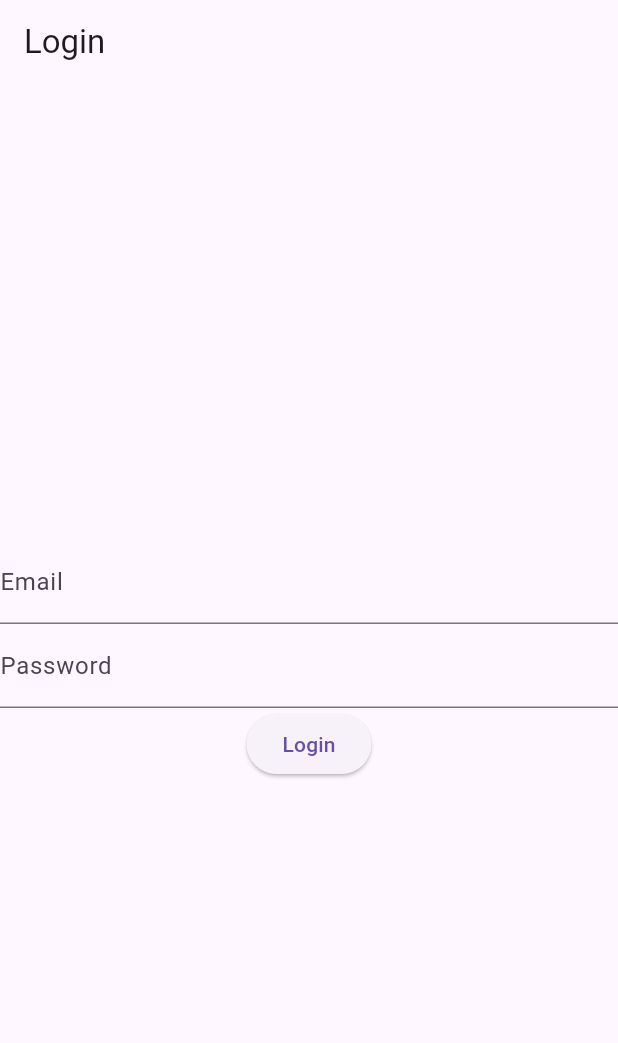
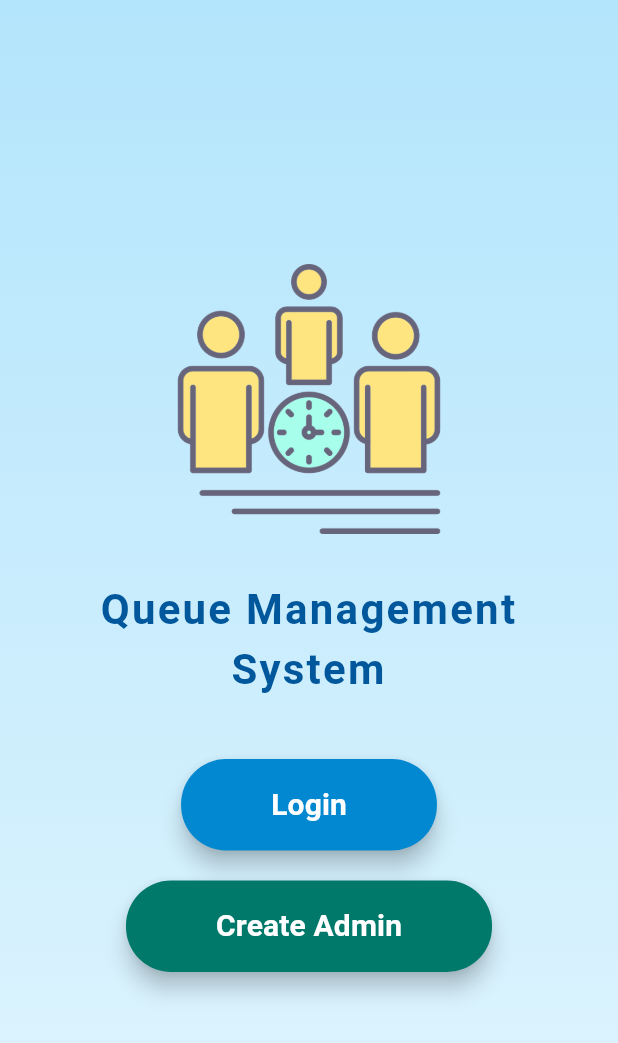
Before and after one commit to fatoom9/queue_management_system, a Flutter app: the screen it shows after launch, on a phone screen of 412 x 824 dp. Shown: the top 1043 px of the screen. Run offline on Flutter 3.47's test engine with Material 3 defaults, Android fonts, the phone set to English and light mode, and no system bars; our stand-ins replace go_router, hooks_riverpod, sqflite; accounts and stored records are empty.

Commit message:
AdminSetUp

```diff
--- a/lib/main.dart
+++ b/lib/main.dart
@@ -1,7 +1,6 @@
 import 'package:flutter/material.dart';
 import 'package:hooks_riverpod/hooks_riverpod.dart';
-
-import 'src/features/auth/presentation/login_screen.dart';
+import 'package:queue_management_system/src/router/router.dart'; // Import go_router.dart to access the router
 
 void main() {
   runApp(const ProviderScope(child: MyApp()));
@@ -12,8 +11,9 @@ class MyApp extends StatelessWidget {
 
   @override
   Widget build(BuildContext context) {
-    return MaterialApp(
-      home: LoginScreen(),
+    return MaterialApp.router( // Use MaterialApp.router instead of MaterialApp
+      routerConfig: router, // Pass the router configuration to the routerConfig property
+      debugShowCheckedModeBanner: false, // Optional, hides the debug banner
     );
   }
 }
--- a/lib/src/features/auth/data/auth_repository.dart
+++ b/lib/src/features/auth/data/auth_repository.dart
@@ -1,13 +1,69 @@
+import 'package:sqflite/sqflite.dart';
+import 'package:path/path.dart';
+import 'package:queue_management_system/src/features/auth/domain/models/admin.dart';
 
+class AuthRepository {
+  late Database _database;
 
-/*class AuthRepository {
-  Future <bool> login(String email, String password) async {
-    await Future.delayed(Duration(seconds: 2));
-    if (email == 'admin@test.com' && password == 'password') {
-      return true;
+  // Initialize the SQLite database
+  Future<void> init() async {
+    final dbPath = await getDatabasesPath();
+    _database = await openDatabase(
+      join(dbPath, 'queue_management.db'),
+      onCreate: (db, version) {
+        return db.execute(
+          '''CREATE TABLE admin(
+            id TEXT PRIMARY KEY,
+            email TEXT NOT NULL,
+            password TEXT NOT NULL
+          )''',
+        );
+      },
+      version: 1,
+    );
+    print("Database initialized.");
+  }
+
+  // add admin
+  Future<void> insertAdmin(Admin admin) async {
+    await _database.insert(
+      'admin',
+      admin.toMap(),
+      conflictAlgorithm: ConflictAlgorithm.replace,
+    );
+    print("Admin inserted: ${admin.email}");
+  }
+
+  // Get the list of admins from the database
+  Future<List<Admin>> getAdmins() async {
+    final List<Map<String, dynamic>> maps = await _database.query('admin');
+    print("Fetched admins: $maps");
+    return List.generate(maps.length, (i) {
+      return Admin(
+        id: maps[i]['id'],
+        email: maps[i]['email'],
+        password: maps[i]['password'],
+      );
+    });
+  }
+
+  // Validate admin credentials
+  Future<bool> validateCredentials(String email, String password) async {
+    final admins = await getAdmins();
+    for (var admin in admins) {
+      if (admin.email == email && admin.password == password) {
+        return true;
+      }
     }
     return false;
   }
-
+  // Delete admin by id
+  Future<void> deleteAdmin(String id) async {
+    await _database.delete(
+      'admin',
+      where: 'id = ?',
+      whereArgs: [id],
+    );
+    print("Admin deleted with id: $id");
+  }
 }
-*/
--- /dev/null
+++ b/lib/src/features/auth/presentation/Welcom_screen.dart
@@ -0,0 +1,98 @@
+import 'package:flutter/material.dart';
+import 'package:go_router/go_router.dart';
+
+class WelcomScreen extends StatelessWidget {
+  const WelcomScreen({super.key});
+
+  @override
+  Widget build(BuildContext context) {
+    return Scaffold(
+      body: Container(
+        decoration: const BoxDecoration(
+          gradient: LinearGradient(
+            colors: [Color(0xFFB3E5FC), Color(0xFFE1F5FE)], // Soft blue gradient
+            begin: Alignment.topCenter,
+            end: Alignment.bottomCenter,
+          ),
+        ),
+        child: Center(
+          child: Padding(
+            padding: const EdgeInsets.all(20.0),
+            child: Column(
+              mainAxisAlignment: MainAxisAlignment.center,
+              children: <Widget>[
+                // App Logo
+                Image.asset(
+                  'assets/logo/logo.png', // Updated logo path
+                  width: 180,
+                  height: 180,
+                ),
+                const SizedBox(height: 30),
+
+                // App Title with style
+                const Text(
+                  'Queue Management System',
+                  style: TextStyle(
+                    fontSize: 28,
+                    fontWeight: FontWeight.bold,
+                    color: Color(0xFF01579B), // Dark blue color
+                    letterSpacing: 1.5,
+                  ),
+                  textAlign: TextAlign.center,
+                ),
+                const SizedBox(height: 40),
+
+                // Login Button with soft color styling
+                ElevatedButton(
+                  onPressed: () {
+                    // Navigate to LoginScreen when the "Login" button is pressed
+                    context.go('/login');
+                  },
+                  style: ElevatedButton.styleFrom(
+                    foregroundColor: Colors.white, backgroundColor: Color(0xFF0288D1),
+                    padding: const EdgeInsets.symmetric(horizontal: 60, vertical: 16),
+                    shape: RoundedRectangleBorder(
+                      borderRadius: BorderRadius.circular(30),
+                    ),
+                    elevation: 6,
+                  ),
+                  child: const Text(
+                    'Login',
+                    style: TextStyle(
+                      fontSize: 20,
+                      fontWeight: FontWeight.bold,
+                    ),
+                  ),
+                ),
+                const SizedBox(height: 20),
+
+                // Create Admin Button with soft color styling
+                ElevatedButton(
+                  onPressed: () {
+                    // Navigate to AdminSetupScreen when the "Create Admin" button is pressed
+                    context.go('/admin-setup');
+                  },
+                  style: ElevatedButton.styleFrom(
+                    foregroundColor: Colors.white, backgroundColor: Color(0xFF00796B),
+                    padding: const EdgeInsets.symmetric(horizontal: 60, vertical: 16),
+                    shape: RoundedRectangleBorder(
+                      borderRadius: BorderRadius.circular(30),
+                    ),
+                    elevation: 6,
+                  ),
+                  child: const Text(
+                    'Create Admin',
+                    style: TextStyle(
+                      fontSize: 20,
+                      fontWeight: FontWeight.bold,
+                    ),
+                  ),
+                ),
+              ],
+            ),
+          ),
+        ),
+      ),
+    );
+  }
+}
--- a/lib/src/features/auth/presentation/login_screen.dart
+++ b/lib/src/features/auth/presentation/login_screen.dart
@@ -1,48 +1,14 @@
 import 'package:flutter/material.dart';
-import 'package:flutter_hooks/flutter_hooks.dart';
-import 'package:hooks_riverpod/hooks_riverpod.dart';
 
-class LoginScreen extends HookConsumerWidget {
+class LoginScreen extends StatelessWidget {
   const LoginScreen({super.key});
 
   @override
-  Widget build(BuildContext context, WidgetRef ref) {
-    // Switched to a Hooks approach - you used TextEditingController directly and were not disposing of it
-    final emailController = useTextEditingController();
-    final passwordController = useTextEditingController();
-
+  Widget build(BuildContext context) {
     return Scaffold(
-      appBar: AppBar(
-        title: const Text('Login'),
-      ),
+      appBar: AppBar(title: const Text('Login Page')),
       body: Center(
-        child: Column(
-          mainAxisAlignment: MainAxisAlignment.center,
-          children: <Widget>[
-            TextField(
-              controller: emailController,
-              decoration: const InputDecoration(
-                labelText: 'Email',
-              ),
-              // add validation
-            ),
-            TextField(
-              controller: passwordController,
-              decoration: const InputDecoration(
-                labelText: 'Password',
-              ),
-              obscureText: true,
-              // add validation
-            ),
-            ElevatedButton(
-              onPressed: () {
-                final email = emailController.text;
-                final password = passwordController.text;
-              },
-              child: const Text('Login'),
-            ),
-          ],
-        ),
+        child: const Text('Welcome to the Login Screen!'),
       ),
     );
   }
--- a/pubspec.yaml
+++ b/pubspec.yaml
@@ -39,6 +39,7 @@ dependencies:
   sqflite: ^2.4.1
   path: ^1.9.0
   flutter_hooks: ^0.20.5
+  sqflite_common_ffi: ^2.0.0
 
 dev_dependencies:
   flutter_test:
@@ -60,6 +61,8 @@ flutter:
   # included with your application, so that you can use the icons in
   # the material Icons class.
   uses-material-design: true
+  assets:
+    - assets/logo/
 
   # To add assets to your application, add an assets section, like this:
   # assets:
```
Also changed, not shown: lib/src/features/auth/data/admin_repository.dart (deleted, +0 -70 lines), lib/src/features/auth/presentation/AdminSetupScreen.dart (added, +112 -0 lines), lib/src/features/auth/presentation/not_found_screen.dart (added, +19 -0 lines), assets/logo/logo.png (added), pubspec.lock.
